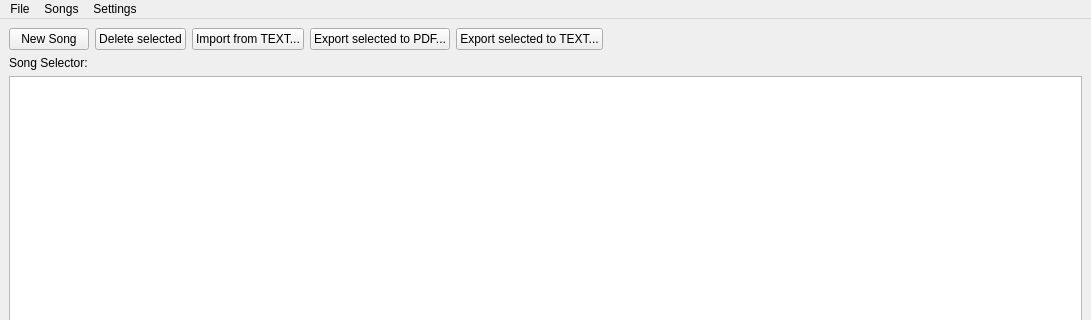
First picture: the form in src/softchordeditor.ui, repository matvey83/softChord, before the edit; both pictures show x 0 to 1091 and y 0 to 320 of the 1091 by 878 pixel window.
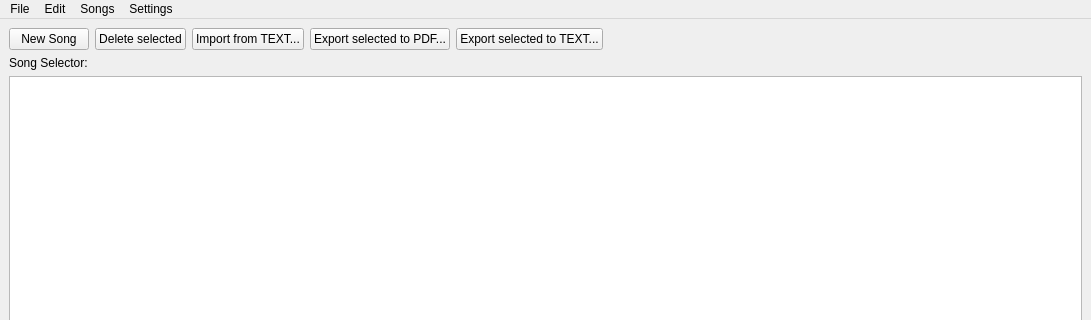
Second picture: the form after the edit.

Commit message: Added undo/redo menus

Diff of the .ui file:
```diff
--- a/src/softchordeditor.ui
+++ b/src/softchordeditor.ui
@@ -319,7 +319,15 @@
     <addaction name="actionLyricsFont"/>
     <addaction name="actionChordsFont"/>
    </widget>
+   <widget class="QMenu" name="menuEdit">
+    <property name="title">
+     <string>Edit</string>
+    </property>
+    <addaction name="actionUndo"/>
+    <addaction name="actionRedo"/>
+   </widget>
    <addaction name="menuFile"/>
+   <addaction name="menuEdit"/>
    <addaction name="menuSong"/>
    <addaction name="menuSettings"/>
   </widget>
```
Left out of the diff: 16 changed lines with no effect on the pictures.
